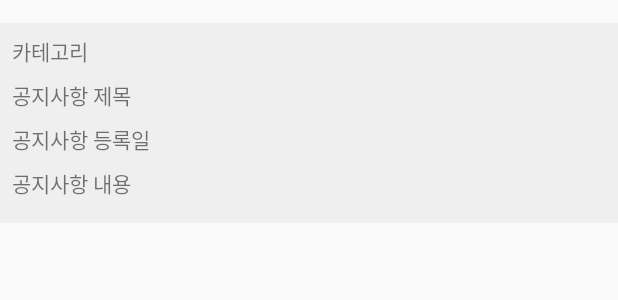
After one commit to hyejin1231/Teamtest1, an Android app: the layout notice_item.xml on its own in the app's theme, with its tools: preview values and no code run, on a phone screen of 412 x 824 dp. The commit adds this screen. Shown: the top 300 px of the screen. Run offline under Robolectric (Android 15) with nearby library versions, the phone set to English and light mode, and no system bars.

Commit message:
[20201008] 혜진 공지사항 조회

```diff
--- /dev/null
+++ b/app/src/main/res/layout/notice_item.xml
@@ -0,0 +1,66 @@
+<?xml version="1.0" encoding="utf-8"?>
+<LinearLayout xmlns:android="http://schemas.android.com/apk/res/android"
+    xmlns:app="http://schemas.android.com/apk/res-auto"
+    xmlns:tools="http://schemas.android.com/tools"
+    android:layout_width="match_parent"
+    android:layout_height="wrap_content"
+    android:orientation="vertical">
+
+    <androidx.constraintlayout.widget.ConstraintLayout
+        android:layout_width="match_parent"
+        android:layout_height="wrap_content"
+        android:layout_marginTop="15dp"
+        android:background="#167C7777">
+
+        <TextView
+            android:id="@+id/tv_ntcategory"
+            android:layout_width="wrap_content"
+            android:layout_height="wrap_content"
+            android:layout_marginStart="8dp"
+            android:layout_marginLeft="8dp"
+            android:layout_marginTop="8dp"
+            android:text="카테고리"
+            app:layout_constraintStart_toStartOf="parent"
+            app:layout_constraintTop_toTopOf="parent" />
+
+        <TextView
+            android:id="@+id/tv_ntTitle"
+            android:layout_width="wrap_content"
+            android:layout_height="wrap_content"
+            android:layout_marginStart="8dp"
+            android:layout_marginLeft="8dp"
+            android:layout_marginTop="8dp"
+            android:text="공지사항 제목"
+            android:textSize="14sp"
+            app:layout_constraintStart_toStartOf="parent"
+            app:layout_constraintTop_toBottomOf="@+id/tv_ntcategory" />
+
+        <TextView
+            android:id="@+id/tv_ntDate"
+            android:layout_width="wrap_content"
+            android:layout_height="wrap_content"
+            android:layout_marginStart="8dp"
+            android:layout_marginLeft="8dp"
+            android:layout_marginTop="8dp"
+            android:text="공지사항 등록일 "
+            app:layout_constraintStart_toStartOf="parent"
+            app:layout_constraintTop_toBottomOf="@+id/tv_ntTitle" />
+
+        <TextView
+            android:id="@+id/tv_ntContent"
+            android:layout_width="wrap_content"
+            android:layout_height="wrap_content"
+            android:layout_marginStart="8dp"
+            android:layout_marginLeft="8dp"
+            android:layout_marginTop="8dp"
+            android:layout_marginBottom="16dp"
+            android:text="공지사항 내용"
+            android:textSize="14sp"
+            app:layout_constraintBottom_toBottomOf="parent"
+            app:layout_constraintStart_toStartOf="parent"
+            app:layout_constraintTop_toBottomOf="@+id/tv_ntDate"
+            app:layout_constraintVertical_bias="0.0" />
+
+    </androidx.constraintlayout.widget.ConstraintLayout>
+
+</LinearLayout>
```
Also changed, not shown: app/src/main/AndroidManifest.xml (+5 -4 lines), app/src/main/java/com/example/teamtest1/BoardAdpater.java (added, +58 -0 lines), app/src/main/java/com/example/teamtest1/MainActivity.java (+7 -7 lines), app/src/main/java/com/example/teamtest1/Notice.java (added, +63 -0 lines), app/src/main/java/com/example/teamtest1/board.java (added, +49 -0 lines), app/src/main/res/layout/activity_notice.xml (added, +20 -0 lines).
